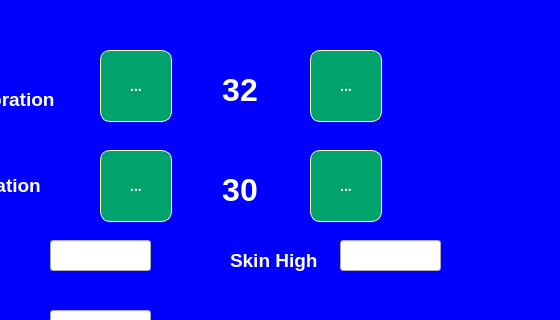
First picture: the form in settingWindow.ui, repository eurosa/Rasberry5InchDisplay, before the edit; both pictures show x 240 to 800 and y 0 to 320 of the 800 by 480 pixel window.
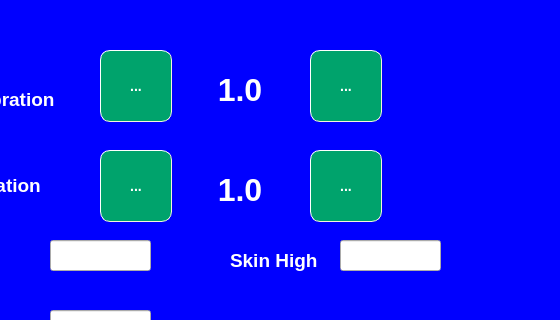
Second picture: the form after the edit. Icons and pictures are not drawn.

Patch:
```diff
--- a/settingWindow.ui
+++ b/settingWindow.ui
@@ -487,7 +487,7 @@
 }</string>
     </property>
     <property name="text">
-     <string>32</string>
+     <string>1.0</string>
     </property>
     <property name="alignment">
      <set>Qt::AlignCenter</set>
@@ -584,7 +584,7 @@
 }</string>
     </property>
     <property name="text">
-     <string>30</string>
+     <string>1.0</string>
     </property>
     <property name="alignment">
      <set>Qt::AlignCenter</set>
```
